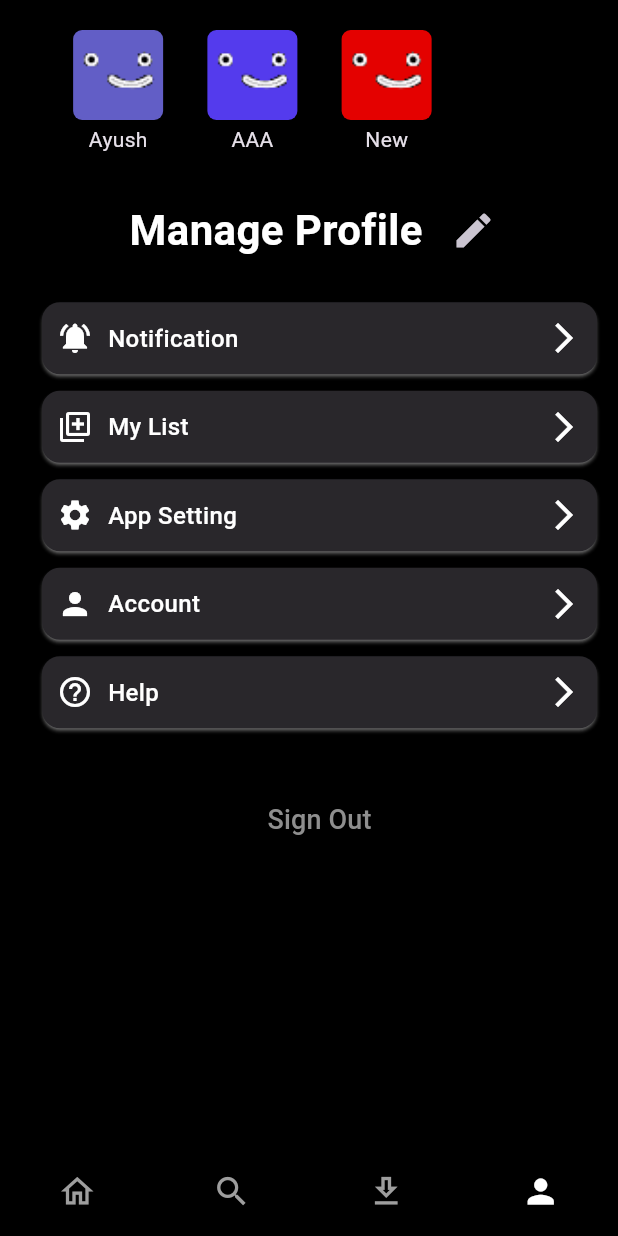
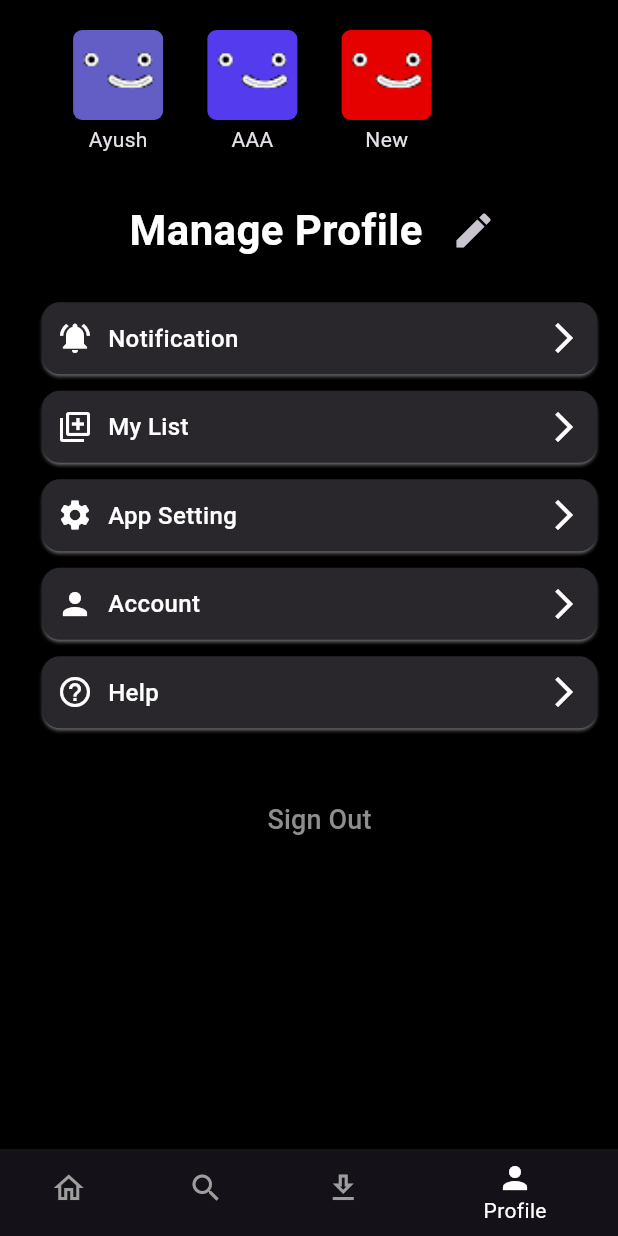
Before and after one commit to ayushkumar112428/Netflix-Clone, a Flutter app: the BottomBar screen opened by its route, item 4 of the bottom bar chosen, on a phone screen of 412 x 824 dp. Run offline on Flutter 3.47's test engine with Material 3 defaults, Android fonts, the phone set to English and light mode, and no system bars; drawn by our look-alikes of persistent_bottom_nav_bar; our stand-ins replace another_flutter_splash_screen; network calls fail.

Commit message:
remove persistent_bottom_nav_bar

```diff
--- a/lib/main.dart
+++ b/lib/main.dart
@@ -28,7 +28,8 @@ class _MyAppState extends State<MyApp> {
       theme: ThemeData.dark().copyWith(
         scaffoldBackgroundColor: Colors.black,
       ),
-      home: const SplashScreen(),
+      // home: const SplashScreen(),
+      initialRoute: "/BottomBar",
       routes: {
         '/SP': (context) => const SplashScreen(),
         '/SingIn': (context) => const SingInScreen(),
@@ -37,7 +38,7 @@ class _MyAppState extends State<MyApp> {
         '/Home': (context) => const HomeScreen(),
         '/Search': (context) => const SearchScreen(),
         '/Download': (context) => const DownloadScreen(),
-        '/Profile': (context) => ProfileScreen(ctx: context,),
+        '/Profile': (context) => const ProfileScreen(),
       },
     );
   }
--- a/lib/views/bottom_bar.dart
+++ b/lib/views/bottom_bar.dart
@@ -1,12 +1,7 @@
 import 'package:flutter/material.dart';
-import 'package:flutter/services.dart';
-import 'package:netflixclone/declaration/colors.dart';
-import 'package:netflixclone/declaration/textstyle.dart';
 import 'package:netflixclone/views/download/download_screen.dart';
 import 'package:netflixclone/views/profile/profile_screen.dart';
 import 'package:netflixclone/views/search/search_screen.dart';
-import 'package:persistent_bottom_nav_bar/persistent_bottom_nav_bar.dart';
-
 import 'home/home_screen.dart';
 
 class BottomBar extends StatefulWidget {
@@ -17,115 +12,51 @@ class BottomBar extends StatefulWidget {
 }
 
 class _BottomBarState extends State<BottomBar> {
-  final PersistentTabController _controller = PersistentTabController(initialIndex: 0);
+  int _currentIndex = 0;
 
-  List<Widget> _buildScreens(BuildContext ctx) {
-    return [
-      HomeScreen(),
-      SearchScreen(),
-      DownloadScreen(),
-      ProfileScreen(ctx: ctx,),
-    ];
-  }
-
-  List<PersistentBottomNavBarItem> _navBarsItems() {
-    return [
-      PersistentBottomNavBarItem(
-        icon: const Icon(Icons.home),
-        inactiveIcon: const Icon(Icons.home_outlined),
-        activeColorPrimary: Colors.white,
-        inactiveColorPrimary: Colors.grey,
-      ),
-      PersistentBottomNavBarItem(
-        icon: const Icon(Icons.search),
-        inactiveIcon: const Icon(Icons.search_outlined),
-        activeColorPrimary: Colors.white,
-        inactiveColorPrimary: Colors.grey,
-      ),
-      PersistentBottomNavBarItem(
-        icon: const Icon(Icons.download),
-        inactiveIcon: const Icon(Icons.download_outlined),
-        activeColorPrimary: Colors.white,
-        inactiveColorPrimary: Colors.grey,
-      ),
-      PersistentBottomNavBarItem(
-        icon: const Icon(Icons.person),
-        inactiveIcon: const Icon(Icons.person_outline),
-        activeColorPrimary: Colors.white,
-        inactiveColorPrimary: Colors.grey,
-      ),
-    ];
-  }
-
-  Future<bool> _onWillPop(BuildContext? context) async {
-    if (_controller.index != 0) {
-      _controller.jumpToTab(0);
-      return false;
-    } else {
-      final shouldExit = await showDialog(
-        context: context!,
-        builder: (context) => AlertDialog(
-          elevation: 1,
-          title: Text(
-            'Exit App?',
-            style: AppTextStyles.titleStyle.copyWith(color: AppColors.redColor, letterSpacing: 1.2),
-          ),
-          content: const Text(
-            'Are you sure you want to exit the app?',
-            style: AppTextStyles.textButtonTextStyle,
-          ),
-          shape: RoundedRectangleBorder(
-            borderRadius: BorderRadius.circular(12),
-          ),
-          actions: [
-            InkWell(
-              onTap: () => Navigator.of(context).pop(false),
-              child: Container(
-                width: 70,
-                height: 36,
-                decoration: BoxDecoration(
-                  borderRadius: BorderRadius.circular(7),
-                  color: Colors.grey,
-                ),
-                child: const Center(child: Text('No', style: AppTextStyles.textButtonTextStyle)),
-              ),
-            ),
-            InkWell(
-              onTap: () => SystemNavigator.pop(),
-              child: Container(
-                width: 70,
-                height: 36,
-                decoration: BoxDecoration(
-                  borderRadius: BorderRadius.circular(7),
-                  color: Colors.red,
-                ),
-                child: const Center(child: Text('Yes', style: AppTextStyles.textButtonTextStyle)),
-              ),
-            ),
-          ],
-        ),
-      );
-      return shouldExit ?? false;
-    }
-  }
+  final List<Widget> _screens = [
+    HomeScreen(),
+    SearchScreen(),
+    DownloadScreen(),
+    ProfileScreen(),
+  ];
 
   @override
   Widget build(BuildContext context) {
     return Scaffold(
-      body: PersistentTabView(
-        context,
-        controller: _controller,
-        screens: _buildScreens(context),
-        items: _navBarsItems(),
+      body: _screens[_currentIndex],
+      bottomNavigationBar: BottomNavigationBar(
+        currentIndex: _currentIndex,
+        onTap: (index) {
+          setState(() {
+            _currentIndex = index;
+          });
+        },
         backgroundColor: Colors.black,
-        handleAndroidBackButtonPress: true,
-        resizeToAvoidBottomInset: true,
-        stateManagement: true,
-        decoration: NavBarDecoration(
-          borderRadius: BorderRadius.circular(6.0),
-        ),
-        navBarStyle: NavBarStyle.style6,
-        onWillPop: _onWillPop,
+        selectedItemColor: Colors.white,
+        unselectedItemColor: Colors.grey,
+        items: const [
+          BottomNavigationBarItem(
+            icon: Icon(Icons.home_outlined),
+            activeIcon: Icon(Icons.home),
+            label: 'Home',
+          ),
+          BottomNavigationBarItem(
+            icon: Icon(Icons.search_outlined),
+            activeIcon: Icon(Icons.search),
+            label: 'Search',
+          ),
+          BottomNavigationBarItem(
+            icon: Icon(Icons.download_outlined),
+            activeIcon: Icon(Icons.download),
+            label: 'Downloads',
+          ),
+          BottomNavigationBarItem(
+            icon: Icon(Icons.person_outline),
+            activeIcon: Icon(Icons.person),
+            label: 'Profile',
+          ),
+        ],
       ),
     );
   }
--- a/lib/views/profile/profile_screen.dart
+++ b/lib/views/profile/profile_screen.dart
@@ -4,8 +4,8 @@ import 'package:netflixclone/declaration/textstyle.dart';
 import 'package:netflixclone/widget/profile_card.dart';
 
 class ProfileScreen extends StatefulWidget {
-  final BuildContext ctx;
-  const ProfileScreen({super.key, required this.ctx});
+  // final BuildContext ctx;
+  const ProfileScreen({super.key});
 
   @override
   State<ProfileScreen> createState() => _ProfileScreenState();
@@ -134,7 +134,8 @@ class _ProfileScreenState extends State<ProfileScreen> {
             const SizedBox(height: 30),
             TextButton(
               onPressed: () {
-                Navigator.pushNamed(widget.ctx, "/SingIn");
+                // Navigator.pushNamed("/SingIn");
+                Navigator.pushReplacementNamed(context, "/SingIn");
               },
               child: Text(
                 "Sign Out",
```
Also changed, not shown: lib/views/home/home_screen.dart (+122 -37 lines), lib/views/show_page/movie_screen.dart (added).
